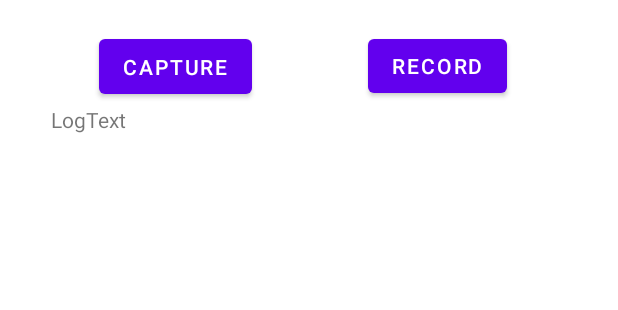
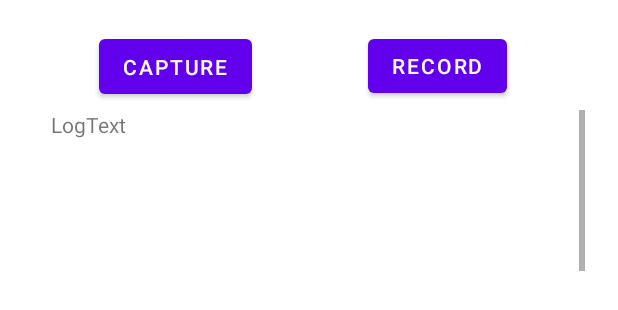
Before and after one commit to UgurDURA/Cancer-Detection-and-segmentation-over-Histological-Images, an Android app: the layout activity_main.xml on its own in the app's theme, with its tools: preview values and no code run, on a phone screen of 412 x 824 dp. Shown: the part 862-1172 px from the top of the screen. Run offline under Robolectric (Android 15) with nearby library versions, the phone set to English and light mode, and no system bars.

Commit message:
scroll view added

```diff
--- a/AndroidCameraApp/app/src/main/res/layout/activity_main.xml
+++ b/AndroidCameraApp/app/src/main/res/layout/activity_main.xml
@@ -49,17 +49,28 @@
             android:layout_marginBottom="126dp"
             android:text="Record" />
 
-        <TextView
-            android:id="@+id/logView"
-            android:layout_width="356dp"
-            android:layout_height="119dp"
+        <ScrollView
+            android:layout_width="372dp"
+            android:layout_height="113dp"
             android:layout_alignParentStart="true"
-            android:layout_alignParentTop="true"
             android:layout_alignParentBottom="true"
-            android:layout_marginStart="22dp"
-            android:layout_marginTop="58dp"
-            android:layout_marginBottom="5dp"
-            android:text="LogText" />
+            android:layout_marginStart="6dp"
+            android:layout_marginBottom="7dp">
+
+            <LinearLayout
+                android:layout_width="match_parent"
+                android:layout_height="wrap_content"
+                android:orientation="vertical" >
+
+                <TextView
+                    android:id="@+id/logView"
+                    android:layout_width="356dp"
+                    android:layout_height="119dp"
+                    android:layout_marginStart="16dp"
+                    android:text="LogText" />
+            </LinearLayout>
+        </ScrollView>
+
     </RelativeLayout>
 
 </androidx.constraintlayout.widget.ConstraintLayout>
```
Also changed, not shown: AndroidCameraApp/app/src/main/java/com/example/microsphone/MainActivity.java (line endings or trailing spaces).
